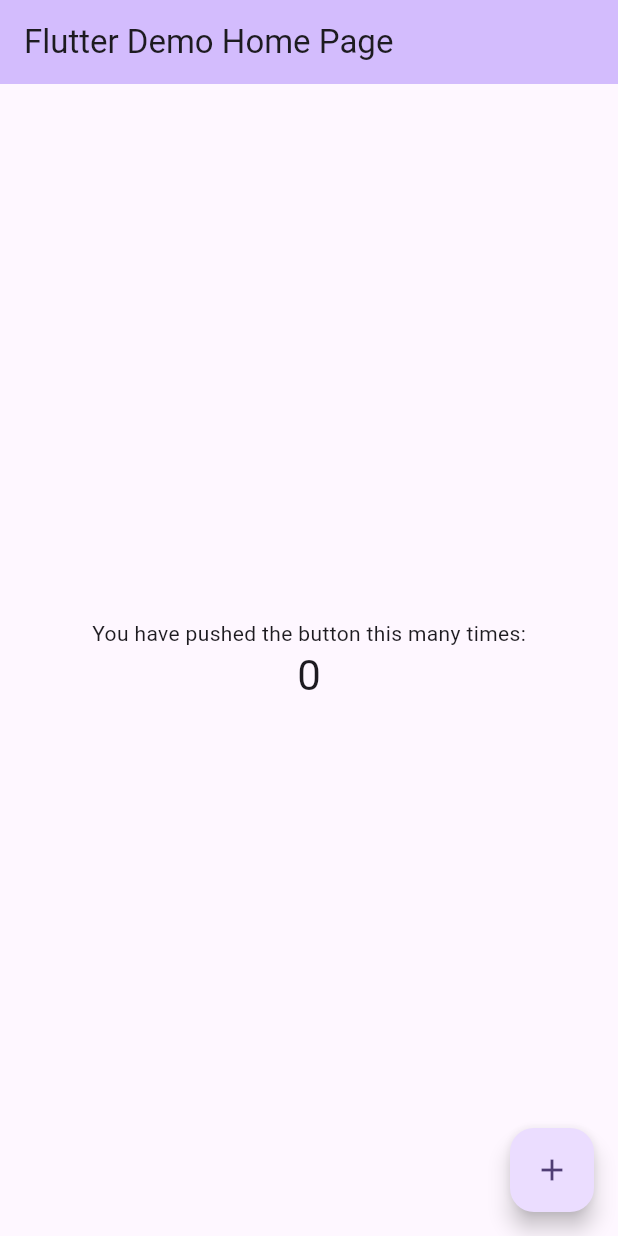
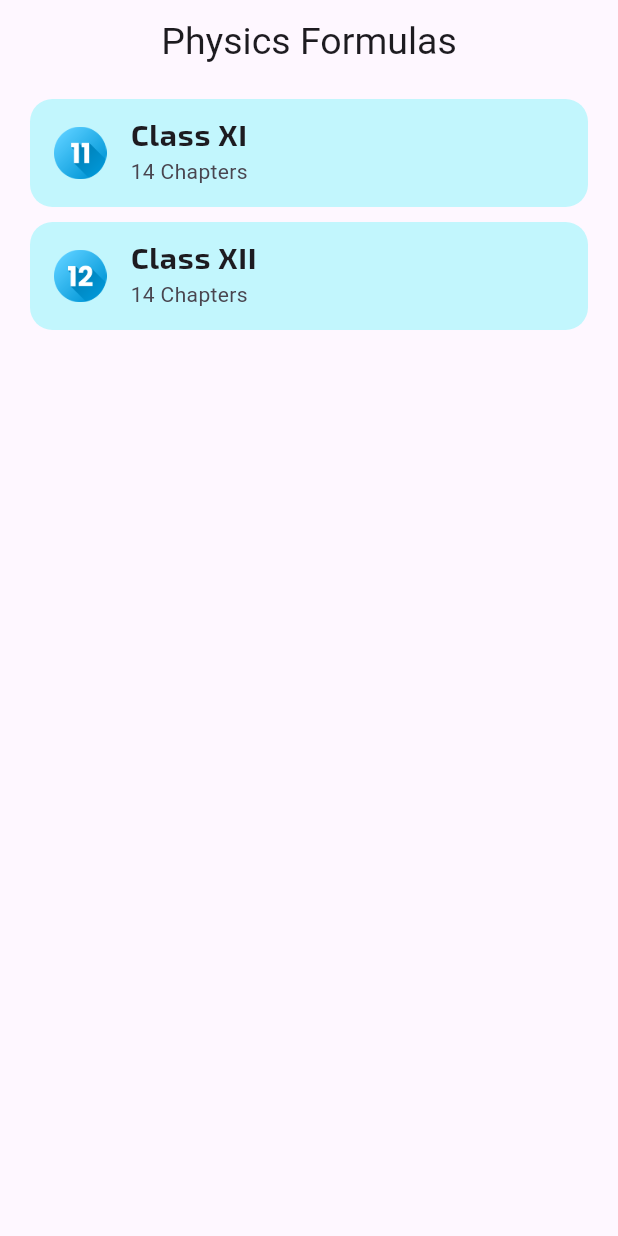
Before and after one commit to prasenjitagt/formula_app, a Flutter app: the screen it shows after launch, on a phone screen of 412 x 824 dp. Run offline on Flutter 3.47's test engine with Material 3 defaults, Android fonts, the phone set to English and light mode, and no system bars; our stand-ins replace google_fonts; missing offline and left inert: tex_text; Roboto replaces fonts that are missing (Exo).

Commit message:
build the 1st page

```diff
--- a/lib/main.dart
+++ b/lib/main.dart
@@ -1,4 +1,5 @@
 import 'package:flutter/material.dart';
+import 'package:formula_app/screens/home_screen.dart';
 
 void main() {
   runApp(const MyApp());
@@ -10,116 +11,9 @@
   // This widget is the root of your application.
   @override
   Widget build(BuildContext context) {
-    return MaterialApp(
-      title: 'Flutter Demo',
-      theme: ThemeData(
-        // This is the theme of your application.
-        //
-        // TRY THIS: Try running your application with "flutter run". You'll see
-        // the application has a purple toolbar. Then, without quitting the app,
-        // try changing the seedColor in the colorScheme below to Colors.green
-        // and then invoke "hot reload" (save your changes or press the "hot
-        // reload" button in a Flutter-supported IDE, or press "r" if you used
-        // the command line to start the app).
-        //
-        // Notice that the counter didn't reset back to zero; the application
-        // state is not lost during the reload. To reset the state, use hot
-        // restart instead.
-        //
-        // This works for code too, not just values: Most code changes can be
-        // tested with just a hot reload.
-        colorScheme: ColorScheme.fromSeed(seedColor: Colors.deepPurple),
-        useMaterial3: true,
-      ),
-      home: const MyHomePage(title: 'Flutter Demo Home Page'),
-    );
+    return const MaterialApp(
+        // title: 'Flutter Demo',
+        debugShowCheckedModeBanner: false,
+        home: HomeScreen());
   }
 }
-
-class MyHomePage extends StatefulWidget {
-  const MyHomePage({super.key, required this.title});
-
-  // This widget is the home page of your application. It is stateful, meaning
-  // that it has a State object (defined below) that contains fields that affect
-  // how it looks.
-
-  // This class is the configuration for the state. It holds the values (in this
-  // case the title) provided by the parent (in this case the App widget) and
-  // used by the build method of the State. Fields in a Widget subclass are
-  // always marked "final".
-
-  final String title;
-
-  @override
-  State<MyHomePage> createState() => _MyHomePageState();
-}
-
-class _MyHomePageState extends State<MyHomePage> {
-  int _counter = 0;
-
-  void _incrementCounter() {
-    setState(() {
-      // This call to setState tells the Flutter framework that something has
-      // changed in this State, which causes it to rerun the build method below
-      // so that the display can reflect the updated values. If we changed
-      // _counter without calling setState(), then the build method would not be
-      // called again, and so nothing would appear to happen.
-      _counter++;
-    });
-  }
-
-  @override
-  Widget build(BuildContext context) {
-    // This method is rerun every time setState is called, for instance as done
-    // by the _incrementCounter method above.
-    //
-    // The Flutter framework has been optimized to make rerunning build methods
-    // fast, so that you can just rebuild anything that needs updating rather
-    // than having to individually change instances of widgets.
-    return Scaffold(
-      appBar: AppBar(
-        // TRY THIS: Try changing the color here to a specific color (to
-        // Colors.amber, perhaps?) and trigger a hot reload to see the AppBar
-        // change color while the other colors stay the same.
-        backgroundColor: Theme.of(context).colorScheme.inversePrimary,
-        // Here we take the value from the MyHomePage object that was created by
-        // the App.build method, and use it to set our appbar title.
-        title: Text(widget.title),
-      ),
-      body: Center(
-        // Center is a layout widget. It takes a single child and positions it
-        // in the middle of the parent.
-        child: Column(
-          // Column is also a layout widget. It takes a list of children and
-          // arranges them vertically. By default, it sizes itself to fit its
-          // children horizontally, and tries to be as tall as its parent.
-          //
-          // Column has various properties to control how it sizes itself and
-          // how it positions its children. Here we use mainAxisAlignment to
-          // center the children vertically; the main axis here is the vertical
-          // axis because Columns are vertical (the cross axis would be
-          // horizontal).
-          //
-          // TRY THIS: Invoke "debug painting" (choose the "Toggle Debug Paint"
-          // action in the IDE, or press "p" in the console), to see the
-          // wireframe for each widget.
-          mainAxisAlignment: MainAxisAlignment.center,
-          children: <Widget>[
-            const Text(
-              'You have pushed the button this many times:',
-            ),
-            Text(
-              '$_counter',
-              style: Theme.of(context).textTheme.headlineMedium,
-            ),
-          ],
-        ),
-      ),
-      floatingActionButton: FloatingActionButton(
-        onPressed: _incrementCounter,
-        tooltip: 'Increment',
-        child: const Icon(Icons.add),
-      ), // This trailing comma makes auto-formatting nicer for build methods.
-    );
-  }
-}
--- /dev/null
+++ b/lib/screens/class_eleven_screen.dart
@@ -0,0 +1,21 @@
+import 'package:flutter/material.dart';
+import 'package:google_fonts/google_fonts.dart';
+import 'package:tex_text/tex_text.dart';
+
+class ClassElevenScreen extends StatelessWidget {
+  const ClassElevenScreen({super.key, required this.appBarTitle});
+  final String appBarTitle;
+  @override
+  Widget build(BuildContext context) {
+    return Scaffold(
+      appBar: AppBar(
+        title: Text(
+          appBarTitle,
+          style: GoogleFonts.aBeeZee(fontSize: 25),
+        ),
+        centerTitle: true,
+      ),
+      body: Center(child: TexText(r"$\frac{a}{\sqrt{b}}$")),
+    );
+  }
+}
--- /dev/null
+++ b/lib/screens/class_twelve_screen.dart
@@ -0,0 +1,21 @@
+import 'package:flutter/material.dart';
+import 'package:google_fonts/google_fonts.dart';
+import 'package:tex_text/tex_text.dart';
+
+class ClassTwelveScreen extends StatelessWidget {
+  const ClassTwelveScreen({super.key, required this.appBarTitle});
+  final String appBarTitle;
+  @override
+  Widget build(BuildContext context) {
+    return Scaffold(
+      appBar: AppBar(
+        title: Text(
+          appBarTitle,
+          style: GoogleFonts.aBeeZee(fontSize: 25),
+        ),
+        centerTitle: true,
+      ),
+      body: Center(child: TexText(r"$\frac{a}{\sqrt{b}}$")),
+    );
+  }
+}
--- /dev/null
+++ b/lib/screens/home_screen.dart
@@ -0,0 +1,40 @@
+import 'package:flutter/material.dart';
+import 'package:formula_app/widgets/list_tile_widget.dart';
+import 'package:google_fonts/google_fonts.dart';
+
+class HomeScreen extends StatelessWidget {
+  const HomeScreen({super.key});
+
+  @override
+  Widget build(BuildContext context) {
+    return Scaffold(
+      appBar: AppBar(
+        title: Center(
+          child: Text(
+            "Physics Formulas",
+            style: GoogleFonts.aBeeZee(fontSize: 25),
+          ),
+        ),
+      ),
+      body: Padding(
+        padding: const EdgeInsets.symmetric(horizontal: 20),
+        child: ListView(
+          children: [
+            SizedBox(height: 10),
+            ListTileWidget(
+              titleText: "Class XI",
+              subTitleText: "14 Chapters",
+              logoImgName: "11.png",
+            ),
+            SizedBox(height: 10),
+            ListTileWidget(
+              titleText: "Class XII",
+              subTitleText: "14 Chapters",
+              logoImgName: "12.png",
+            ),
+          ],
+        ),
+      ),
+    );
+  }
+}
--- /dev/null
+++ b/lib/widgets/list_tile_widget.dart
@@ -0,0 +1,54 @@
+import 'package:flutter/material.dart';
+import 'package:formula_app/screens/class_eleven_screen.dart';
+import 'package:formula_app/screens/class_twelve_screen.dart';
+import 'package:google_fonts/google_fonts.dart';
+
+class ListTileWidget extends StatelessWidget {
+  const ListTileWidget(
+      {super.key,
+      required this.titleText,
+      required this.logoImgName,
+      required this.subTitleText});
+  final String titleText;
+  final String subTitleText;
+  final String logoImgName;
+
+  @override
+  Widget build(BuildContext context) {
+    return ListTile(
+        leading: Image.asset(
+          'assets/images/$logoImgName',
+          width: 35,
+        ),
+        title: Text(
+          titleText,
+          style: GoogleFonts.exo2(
+            fontSize: 20,
+            fontWeight: FontWeight.bold,
+          ),
+        ),
+        subtitle: Text(
+          subTitleText,
+          style: GoogleFonts.exo(
+            fontWeight: FontWeight.normal,
+          ),
+        ),
+        tileColor: Color.fromARGB(164, 160, 246, 252),
+        shape: RoundedRectangleBorder(borderRadius: BorderRadius.circular(15)),
+        onTap: () {
+          Navigator.of(context).push(
+            MaterialPageRoute(builder: (ctx) {
+              if (titleText == "Class XI") {
+                return ClassElevenScreen(
+                  appBarTitle: titleText,
+                );
+              } else {
+                return ClassTwelveScreen(
+                  appBarTitle: titleText,
+                );
+              }
+            }),
+          );
+        });
+  }
+}
```
Also changed, not shown: pubspec.yaml (+9 -2 lines), assets/images/11.png (added), assets/images/12.png (added), assets/images/New folder/11.png (added), assets/images/New folder/12.png (added), assets/images/app_logo.png (added), lib/screens/splash_screen.dart (added), pubspec.lock, 28 other files.
